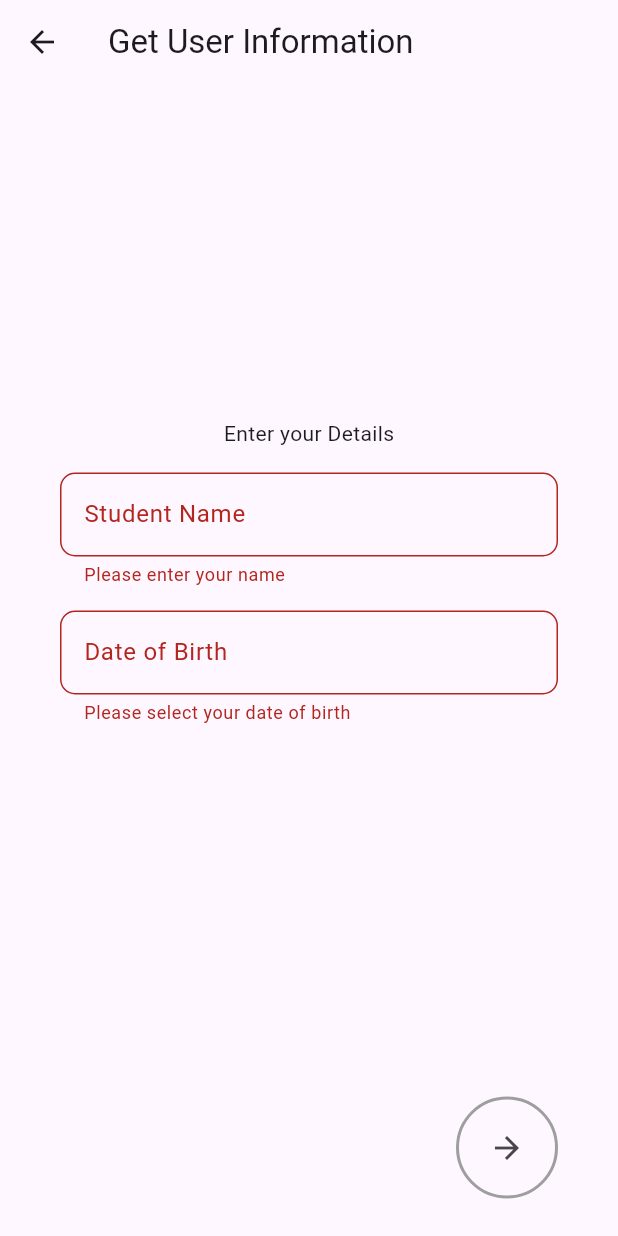
After one commit to sameerzohy/Foss-Hack-Students-Connect, a Flutter app: the GetInputs screen opened directly, after a tap on the "arrow forward" icon, on a phone screen of 412 x 824 dp. The commit adds this screen. Run offline on Flutter 3.47's test engine with Material 3 defaults, Android fonts, the phone set to English and light mode, and no system bars; our stand-ins replace cloud_firestore, firebase_auth, firebase_core; accounts and stored records are empty.

Commit message:
getting details

```diff
--- /dev/null
+++ b/lib/screens/get_inputs.dart
@@ -0,0 +1,374 @@
+import 'package:flutter/material.dart';
+import 'package:firebase_auth/firebase_auth.dart';
+import 'package:cloud_firestore/cloud_firestore.dart';
+// import 'package:students_connect/widgets/get_college_details.dart';
+import 'package:students_connect/screens/HomeScreen.dart';
+
+class GetInputs extends StatefulWidget {
+  const GetInputs({super.key});
+
+  @override
+  _GetInputsState createState() => _GetInputsState();
+}
+
+class _GetInputsState extends State<GetInputs> {
+  final PageController _pageController = PageController();
+  int _currentPage = 0;
+
+  final _studentDetailsFormKey = GlobalKey<FormState>();
+  final _collegeDetailsFormKey = GlobalKey<FormState>();
+
+  String studentName = '';
+  DateTime? dateOfBirth;
+  String collegeName = '';
+  String selectedDepartment = 'CSBS';
+  String rollNo = '';
+  final List<String> departments = [
+    'CSBS',
+    'CZ',
+    'CSE',
+    'IT',
+    'AIML',
+    'AIDS',
+    'EEE',
+    'ECE',
+    'ACT',
+    'VLSI',
+    'BME',
+    'MECH',
+    'CIVIL',
+    'MCT',
+  ];
+
+  int calculateAge(DateTime birthDate) {
+    DateTime today = DateTime.now();
+    int age = today.year - birthDate.year;
+    if (today.month < birthDate.month ||
+        (today.month == birthDate.month && today.day < birthDate.day)) {
+      age--;
+    }
+    return age;
+  }
+
+  void _nextPage() {
+    // print(_currentPage);
+    // print(_studentDetailsFormKey.currentState!.validate());
+    if (_currentPage == 0 && _studentDetailsFormKey.currentState!.validate()) {
+      // _studentDetailsFormKey.currentState!.save();
+      print(true);
+      saveStudentDetails();
+      _pageController.nextPage(
+        duration: Duration(milliseconds: 300),
+        curve: Curves.easeIn,
+      );
+    } else if (_currentPage == 1 &&
+        _collegeDetailsFormKey.currentState!.validate()) {
+      _collegeDetailsFormKey.currentState!.save();
+      saveCollegeDetails();
+      _pageController.nextPage(
+        duration: Duration(milliseconds: 300),
+        curve: Curves.easeIn,
+      );
+    }
+  }
+
+  void _previousPage() {
+    if (_currentPage > 0) {
+      _pageController.previousPage(
+        duration: Duration(milliseconds: 300),
+        curve: Curves.easeIn,
+      );
+    }
+  }
+
+  Future<void> _selectDate(BuildContext context) async {
+    final DateTime? picked = await showDatePicker(
+      context: context,
+      initialDate: dateOfBirth ?? DateTime.now(),
+      firstDate: DateTime(1900),
+      lastDate: DateTime.now(),
+    );
+    if (picked != null && picked != dateOfBirth) {
+      setState(() {
+        dateOfBirth = picked;
+      });
+    }
+  }
+
+  void saveStudentDetails() async {
+    if (_studentDetailsFormKey.currentState!.validate()) {
+      _studentDetailsFormKey.currentState!.save();
+      await FirebaseFirestore.instance
+          .collection('students')
+          .doc(FirebaseAuth.instance.currentUser!.uid)
+          .set({
+        'studentName': studentName,
+        'dateOfBirth': dateOfBirth,
+      });
+    }
+  }
+
+  void saveCollegeDetails() async {
+    if (collegeName.isEmpty) {
+      // Handle the error, e.g., show a message to the user
+      print('College name cannot be empty');
+      return;
+    }
+
+    User? user = FirebaseAuth.instance.currentUser;
+    if (user != null) {
+      DocumentReference collegeRef = FirebaseFirestore.instance
+          .collection('colleges')
+          .doc('Chennai Institute of Technology');
+
+      DocumentReference departmentRef =
+          collegeRef.collection('departments').doc(selectedDepartment);
+
+      await departmentRef.collection('students').doc(rollNo).set({
+        'userId': user.uid,
+      });
+
+      await FirebaseFirestore.instance.collection('users').doc(user.uid).set({
+        'collegeName': collegeName,
+        'department': selectedDepartment,
+        'rollNo': rollNo,
+      });
+    }
+  }
+
+  @override
+  Widget build(BuildContext context) {
+    return Scaffold(
+      appBar: AppBar(title: Text('Get User Information')),
+      body: PageView(
+        controller: _pageController,
+        onPageChanged: (index) {
+          setState(() {
+            _currentPage = index;
+          });
+        },
+        children: [
+          _buildStudentDetailsPage(),
+          _buildCollegeDetailsPage(),
+          _buildSummaryPage(),
+        ],
+      ),
+      bottomNavigationBar: Padding(
+        padding: const EdgeInsets.symmetric(horizontal: 40.0, vertical: 25),
+        child: Row(
+          mainAxisAlignment: MainAxisAlignment.end,
+          children: [
+            if (_currentPage > 0)
+              Container(
+                padding: EdgeInsets.all(8.0),
+                decoration: BoxDecoration(
+                  shape: BoxShape.circle,
+                  border: Border.all(color: Colors.grey, width: 2.0),
+                ),
+                child: IconButton(
+                  icon: Icon(Icons.arrow_back),
+                  onPressed: _previousPage,
+                ),
+              ),
+            const Spacer(),
+            if (_currentPage < 2)
+              Container(
+                padding: EdgeInsets.all(8.0),
+                decoration: BoxDecoration(
+                  shape: BoxShape.circle,
+                  border: Border.all(color: Colors.grey, width: 2.0),
+                ),
+                child: IconButton(
+                  icon: Icon(Icons.arrow_forward),
+                  onPressed: _nextPage,
+                ),
+              ),
+          ],
+        ),
+      ),
+    );
+  }
+
+  Widget _buildStudentDetailsPage() {
+    return Center(
+      child: Padding(
+        padding: const EdgeInsets.symmetric(horizontal: 40.0, vertical: 20),
+        child: Form(
+          key: _studentDetailsFormKey,
+          child: Column(
+            mainAxisAlignment: MainAxisAlignment.center,
+            children: [
+              Text('Enter your Details'),
+              SizedBox(height: 16),
+              TextFormField(
+                decoration: InputDecoration(
+                  labelText: 'Student Name',
+                  border: OutlineInputBorder(
+                    borderRadius: BorderRadius.circular(10.0),
+                    borderSide: BorderSide(color: Colors.grey, width: 2.0),
+                  ),
+                  focusedBorder: OutlineInputBorder(
+                    borderRadius: BorderRadius.circular(10.0),
+                    borderSide: BorderSide(color: Colors.blue, width: 1.0),
+                  ),
+                ),
+                onSaved: (value) => studentName = value!,
+                validator: (value) {
+                  if (value == null || value.isEmpty) {
+                    return 'Please enter your name';
+                  }
+                  return null;
+                },
+              ),
+              SizedBox(height: 16),
+              TextFormField(
+                decoration: InputDecoration(
+                  labelText: 'Date of Birth',
+                  border: OutlineInputBorder(
+                    borderRadius: BorderRadius.circular(10.0),
+                    borderSide: BorderSide(color: Colors.grey, width: 2.0),
+                  ),
+                  focusedBorder: OutlineInputBorder(
+                    borderRadius: BorderRadius.circular(10.0),
+                    borderSide: BorderSide(color: Colors.blue, width: 1.0),
+                  ),
+                ),
+                readOnly: true,
+                onTap: () => _selectDate(context),
+                controller: TextEditingController(
+                  text: dateOfBirth == null
+                      ? ''
+                      : '${dateOfBirth!.day}/${dateOfBirth!.month}/${dateOfBirth!.year}',
+                ),
+                validator: (value) {
+                  if (dateOfBirth == null) {
+                    return 'Please select your date of birth';
+                  }
+                  int age = calculateAge(dateOfBirth!);
+                  if (age < 17) {
+                    return 'You must be 17 years or older';
+                  }
+                  return null;
+                },
+              ),
+            ],
+          ),
+        ),
+      ),
+    );
+  }
+
+  Widget _buildCollegeDetailsPage() {
+    return Center(
+      child: Padding(
+        padding: const EdgeInsets.all(16.0),
+        child: Form(
+          key: _collegeDetailsFormKey,
+          child: Column(
+            crossAxisAlignment: CrossAxisAlignment.center,
+            mainAxisAlignment: MainAxisAlignment.center,
+            children: [
+              TextFormField(
+                decoration: InputDecoration(
+                  labelText: 'College Name',
+                  border: OutlineInputBorder(
+                    borderRadius: BorderRadius.circular(10.0),
+                    borderSide: BorderSide(color: Colors.grey, width: 2.0),
+                  ),
+                  focusedBorder: OutlineInputBorder(
+                    borderRadius: BorderRadius.circular(10.0),
+                    borderSide: BorderSide(color: Colors.blue, width: 1.0),
+                  ),
+                ),
+                initialValue: 'Chennai Institute of Technology',
+                validator: (value) {
+                  if (value == null || value.isEmpty) {
+                    return 'Please enter your college name';
+                  }
+                  return null;
+                },
+                onSaved: (value) => collegeName = value!,
+              ),
+              SizedBox(height: 16),
+              DropdownButtonFormField<String>(
+                decoration: InputDecoration(
+                  labelText: 'Department',
+                  border: OutlineInputBorder(
+                    borderRadius: BorderRadius.circular(10.0),
+                    borderSide: BorderSide(color: Colors.grey, width: 2.0),
+                  ),
+                  focusedBorder: OutlineInputBorder(
+                    borderRadius: BorderRadius.circular(10.0),
+                    borderSide: BorderSide(color: Colors.blue, width: 1.0),
+                  ),
+                ),
+                value: selectedDepartment,
+                onChanged: (String? newValue) {
+                  setState(() {
+                    selectedDepartment = newValue!;
+                  });
+                },
+                items:
+                    departments.map<DropdownMenuItem<String>>((String value) {
+                  return DropdownMenuItem<String>(
+                    value: value,
+                    child: Text(value),
+                  );
+                }).toList(),
+                validator: (value) {
+                  if (value == null || value.isEmpty) {
+                    return 'Please select your department';
+                  }
+                  return null;
+                },
+              ),
+              SizedBox(height: 16),
+              TextFormField(
+                decoration: InputDecoration(
+                  labelText: 'Roll Number',
+                  border: OutlineInputBorder(
+                    borderRadius: BorderRadius.circular(10.0),
+                    borderSide: BorderSide(color: Colors.grey, width: 2.0),
+                  ),
+                  focusedBorder: OutlineInputBorder(
+                    borderRadius: BorderRadius.circular(10.0),
+                    borderSide: BorderSide(color: Colors.blue, width: 1.0),
+                  ),
+                ),
+                validator: (value) {
+                  if (value == null || value.isEmpty) {
+                    return 'Please enter your roll number';
+                  }
+                  return null;
+                },
+                onSaved: (value) => rollNo = value!,
+              ),
+            ],
+          ),
+        ),
+      ),
+    );
+  }
+
+  Widget _buildSummaryPage() {
+    return Center(
+      child: Padding(
+        padding: const EdgeInsets.all(16.0),
+        child: Column(
+          mainAxisAlignment: MainAxisAlignment.center,
+          children: [
+            Text('That\'s all folks!'),
+            SizedBox(height: 16),
+            ElevatedButton(
+                onPressed: () {
+                  Navigator.of(context).push(
+                      MaterialPageRoute(builder: (context) => HomeScreen()));
+                },
+                child: Text('Get Started')),
+            // Add summary details here
+          ],
+        ),
+      ),
+    );
+  }
+}
```
Also changed, not shown: lib/main.dart (+35 -2 lines), lib/screens/HomeScreen.dart (added, +16 -0 lines), lib/widgets/get_college_details.dart (added, +152 -0 lines), lib/widgets/get_student_details.dart (added, +123 -0 lines), firebase.json, 1 other file.
